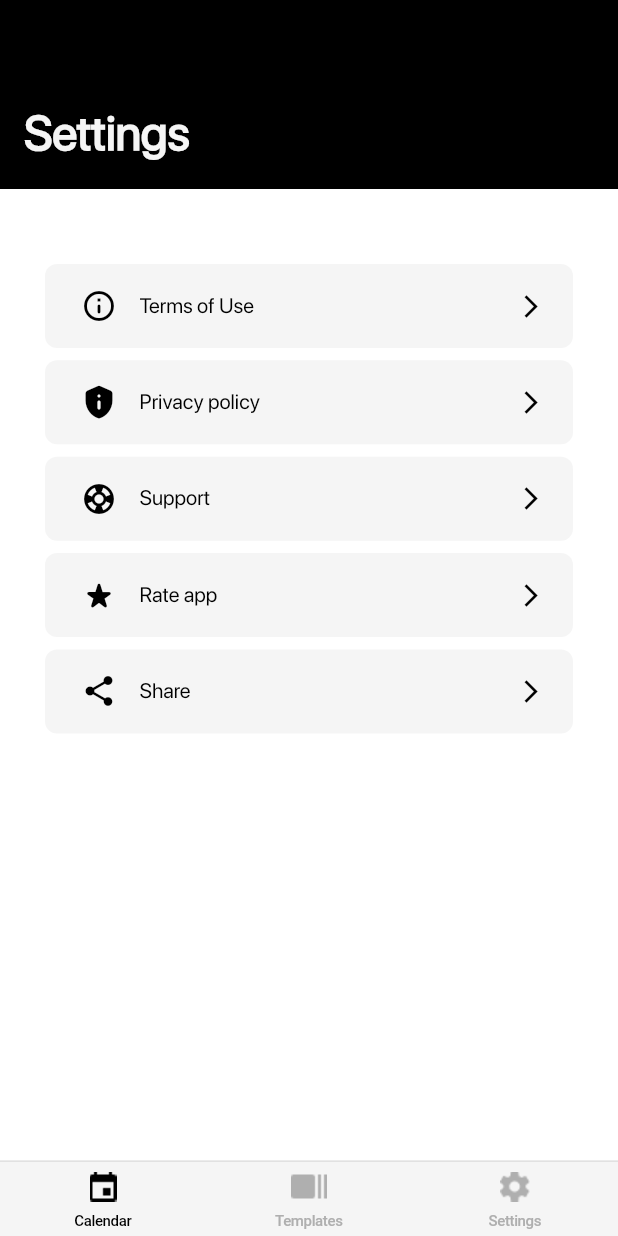
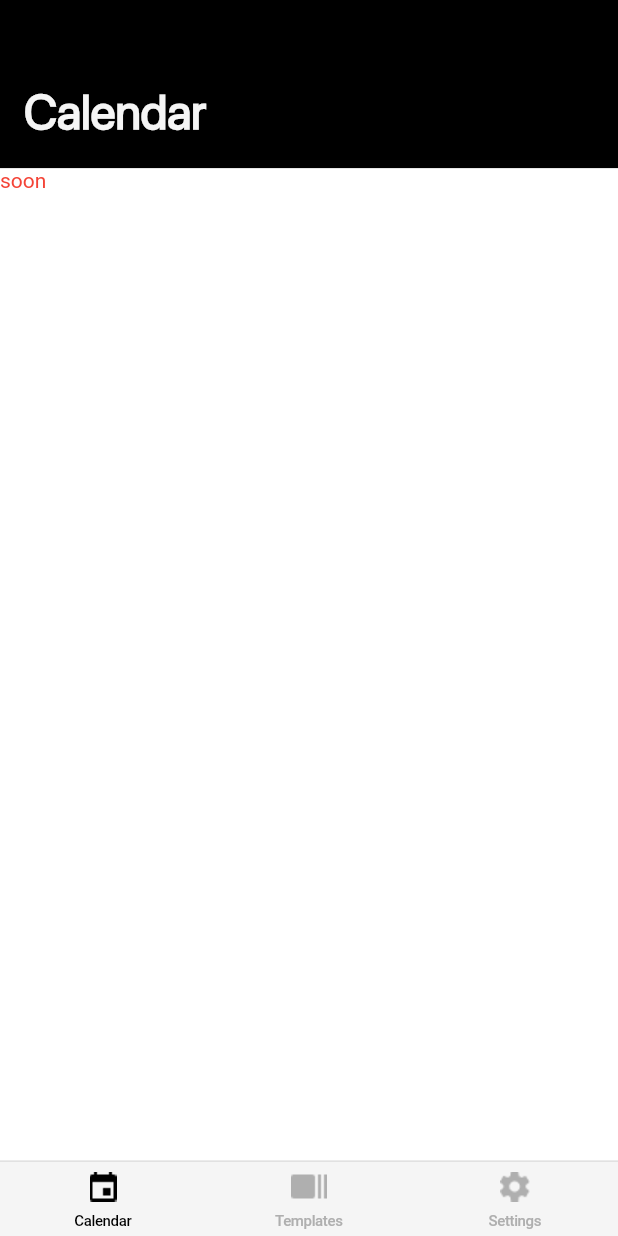
Before and after one commit to GhostuSs/shift_calendar, a Flutter app: the HomePage screen opened directly, on a phone screen of 412 x 824 dp. Run offline on Flutter 3.47's test engine with Material 2 defaults, Android fonts, the phone set to English and light mode, and no system bars; our stand-ins replace shared_preferences; accounts and stored records are empty.

Commit message:
'ready 3 patterns of screen'

```diff
--- a/lib/routes.dart
+++ b/lib/routes.dart
@@ -1,12 +1,16 @@
 import 'package:flutter/material.dart';
+import 'package:shift_calendar/ui/screens/calendar/ui/calendar_screen.dart';
 import 'package:shift_calendar/ui/screens/home_page.dart';
 import 'package:shift_calendar/ui/screens/onboarding/ui/onboarding_screen.dart';
 import 'package:shift_calendar/ui/screens/settings/ui/settings_screen.dart';
+import 'package:shift_calendar/ui/screens/templates/ui/templates_screen.dart';
 
 abstract class MainNavigationRoutes {
   static const String home = '/';
   static const String onboarding = '/onboarding';
   static const String settings = '/settings';
+  static const String templates = '/templates';
+  static const String calendar = '/calendar';
 }
 
 final routes = {
@@ -15,4 +19,8 @@ final routes = {
       const OnBoardingScreen(),
   MainNavigationRoutes.settings: (BuildContext context) =>
       const SettingsScreen(),
+  MainNavigationRoutes.templates: (BuildContext context) =>
+      const TemplatesScreen(),
+  MainNavigationRoutes.calendar: (BuildContext context) =>
+      const CalendarScreen(),
 };
--- a/lib/ui/res/uikit/appbars/raw_appbar.dart
+++ b/lib/ui/res/uikit/appbars/raw_appbar.dart
@@ -7,8 +7,14 @@ class RawAppBar extends StatelessWidget implements PreferredSizeWidget {
   final String title;
   final bool? addBtn;
   final bool? backBtn;
+  final double height;
 
-  const RawAppBar({Key? key, required this.title, this.addBtn, this.backBtn})
+  const RawAppBar(
+      {Key? key,
+      required this.title,
+      this.addBtn,
+      this.backBtn,
+      required this.height})
       : super(key: key);
 
   @override
@@ -44,5 +50,5 @@ class RawAppBar extends StatelessWidget implements PreferredSizeWidget {
   }
 
   @override
-  Size get preferredSize => const Size.fromHeight(126);
+  Size get preferredSize => Size.fromHeight(height * 0.136);
 }
--- /dev/null
+++ b/lib/ui/screens/calendar/ui/calendar_screen.dart
@@ -0,0 +1,33 @@
+import 'package:flutter/material.dart';
+import 'package:shift_calendar/ui/res/colors/colors.dart';
+import 'package:shift_calendar/ui/res/uikit/appbars/raw_appbar.dart';
+
+class CalendarScreen extends StatefulWidget {
+  const CalendarScreen({Key? key}) : super(key: key);
+
+  @override
+  State<StatefulWidget> createState() {
+    return _CalendarScreenState();
+  }
+}
+
+class _CalendarScreenState extends State<CalendarScreen> {
+  @override
+  Widget build(BuildContext context) {
+    return Scaffold(
+      appBar: RawAppBar(
+        height: MediaQuery.of(context).size.height,
+        title: 'Calendar',
+      ),
+      backgroundColor: ProjectColors.white,
+      body: Column(
+        children: const [
+          Text(
+            'soon',
+            style: TextStyle(color: Colors.red),
+          )
+        ],
+      ),
+    );
+  }
+}
--- a/lib/ui/screens/home_page.dart
+++ b/lib/ui/screens/home_page.dart
@@ -2,7 +2,9 @@ import 'package:flutter/cupertino.dart';
 import 'package:flutter/material.dart';
 import 'package:shift_calendar/ui/res/colors/colors.dart';
 import 'package:shift_calendar/ui/res/uikit/btm_nav_bar.dart';
+import 'package:shift_calendar/ui/screens/calendar/ui/calendar_screen.dart';
 import 'package:shift_calendar/ui/screens/settings/ui/settings_screen.dart';
+import 'package:shift_calendar/ui/screens/templates/ui/templates_screen.dart';
 
 class HomePage extends StatefulWidget {
   const HomePage({Key? key}) : super(key: key);
@@ -27,22 +29,13 @@ class _HomePageState extends State<HomePage> {
       backgroundColor: ProjectColors.white,
       tabBar: btmNavBar(menuIndex),
       tabBuilder: (BuildContext context, _selectedIndex) {
-        List pages = [SettingsScreen(), SettingsScreen(), SettingsScreen()];
+        List pages = [
+          const CalendarScreen(),
+          TemplatesScreen(),
+          SettingsScreen()
+        ];
         return CupertinoTabView(builder: (context) {
-          switch (_selectedIndex) {
-            case 1:
-              {
-                return new SettingsScreen();
-              }
-            case 2:
-              {
-                return new SettingsScreen();
-              }
-            default:
-              {
-                return pages[_selectedIndex];
-              }
-          }
+          return pages[_selectedIndex];
         });
       },
     );
--- a/lib/ui/screens/settings/ui/settings_screen.dart
+++ b/lib/ui/screens/settings/ui/settings_screen.dart
@@ -18,8 +18,9 @@ class _SettingsScreenState extends State<SettingsScreen> {
   Widget build(BuildContext context) {
     return Scaffold(
       backgroundColor: ProjectColors.white,
-      appBar: const RawAppBar(
+      appBar: RawAppBar(
         title: 'Settings',
+        height: MediaQuery.of(context).size.height,
       ),
       body: Padding(
         padding: const EdgeInsets.symmetric(vertical: 50, horizontal: 20),
```
Also changed, not shown: lib/ui/screens/templates/ui/templates_screen.dart (added, +33 -0 lines).
